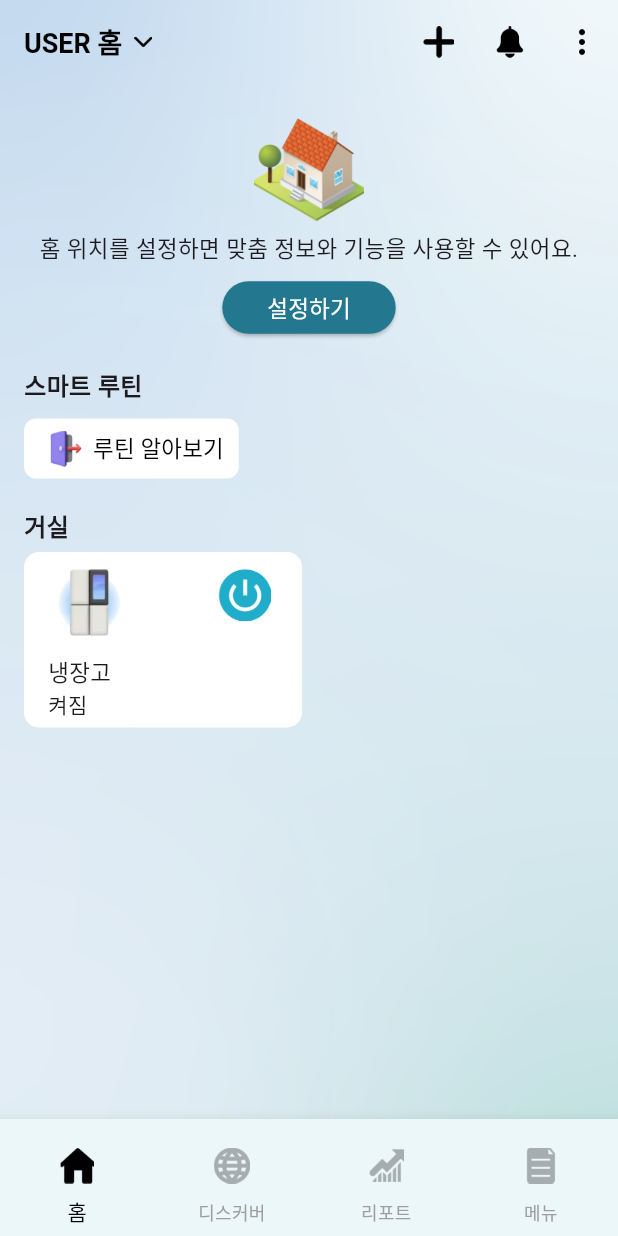
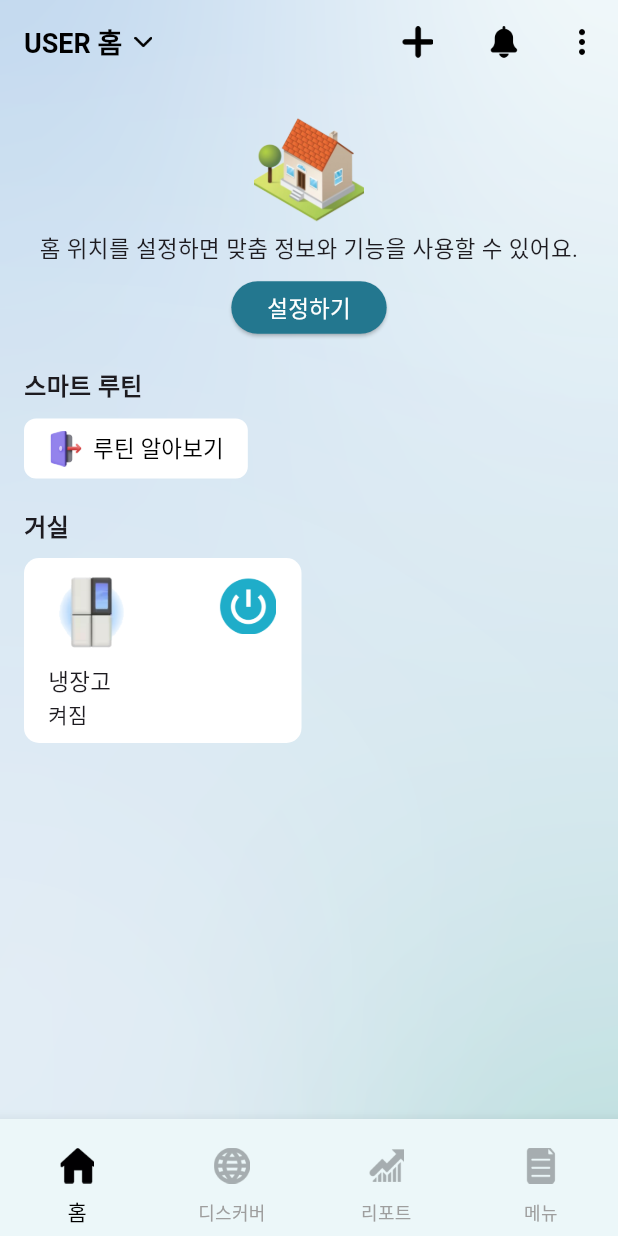
Before and after one commit to coin-cidence/LG_FoodOn, a Flutter app: the screen it shows after launch, on a phone screen of 412 x 824 dp. Run offline on Flutter 3.47's test engine with Material 3 defaults, Android fonts, the phone set to English and light mode, and no system bars; our stand-ins replace flutter_slidable; Roboto replaces fonts that are missing (LGText).

Commit message:
homepage completed

```diff
--- a/lib/thinqHomepage.dart
+++ b/lib/thinqHomepage.dart
@@ -1,6 +1,7 @@
 import 'package:flutter/material.dart';
 import 'deviceSelectionPage.dart';
 import 'widgets/my_custom_container.dart';
+import 'MessagePage.dart'; // 프로젝트 경로에 맞게 수정
 
 class HomeScreen extends StatefulWidget {
   @override
@@ -311,14 +312,24 @@ class _HomeScreenState extends State<HomeScreen> {
             ),
             onPressed: _showBottomSheet,
           ),
+          SizedBox(width: 10),
           IconButton(
             icon: Image.asset(
               'images/image_home/bell.png',
               width: 21,
               height: 21,
             ),
-            onPressed: () {},
+            onPressed: () {
+              // MessagePage로 이동
+              Navigator.push(
+                context,
+                MaterialPageRoute(
+                  builder: (context) => MessagePage(), // MessagePage 호출
                 ),
+              );
+            },
+          ),
+          SizedBox(width: 4),
           IconButton(
             icon: Image.asset(
               'images/image_home/dots.png',
@@ -377,7 +388,7 @@ class _HomeScreenState extends State<HomeScreen> {
                       style: ElevatedButton.styleFrom(
                         backgroundColor: Color(0xFF23778F),
                         foregroundColor: Colors.white,
-                        padding: EdgeInsets.symmetric(horizontal: 30, vertical: 0),
+                        padding: EdgeInsets.symmetric(horizontal: 24, vertical: 0),
                         minimumSize: Size(80, 35),
                         shape: RoundedRectangleBorder(
                           borderRadius: BorderRadius.circular(20),
@@ -412,12 +423,15 @@ class _HomeScreenState extends State<HomeScreen> {
                                     height: 24,
                                   ),
                                 ),
-                                Text(
+                                Padding(
+                                  padding: EdgeInsets.only(right: 6.0), // 오른쪽 여백 추가
+                                  child: Text(
                                     '루틴 알아보기',
                                     style: TextStyle(
                                       fontSize: 15,
                                       fontFamily: 'LGText',
                                       fontWeight: FontWeight.w400,
+                                    ),
                                   ),
                                 ),
                               ],
@@ -441,155 +455,58 @@ class _HomeScreenState extends State<HomeScreen> {
                               fontWeight: FontWeight.bold,
                             ),
                           ),
-                          SizedBox(height: 6),
-                          // 거실에 냉장고 및 추가된 디바이스 표시
-                          Row(
-                            mainAxisAlignment: MainAxisAlignment.spaceBetween, // 간격 균등하게 조정
-                            children: [
-                              // 냉장고 UI
-                              Flexible(
-                                child: Container(
-                                  width: MediaQuery.of(context).size.width * 0.45,
-                                  padding: EdgeInsets.symmetric(vertical: 6, horizontal: 16),
-                                  decoration: BoxDecoration(
-                                    color: Colors.white,
-                                    borderRadius: BorderRadius.circular(10),
+                          SizedBox(height: 10),
+                          GridView.builder(
+                            padding: EdgeInsets.zero, // GridView의 기본 패딩 제거
+                            shrinkWrap: true,
+                            physics: NeverScrollableScrollPhysics(),
+                            gridDelegate: SliverGridDelegateWithFixedCrossAxisCount(
+                              crossAxisCount: 2,
+                              mainAxisSpacing: 8,
+                              crossAxisSpacing: 10,
+                              childAspectRatio: 1.5,
                             ),
-                                  child: Stack(
-                                    children: [
-                                      Column(
-                                        mainAxisAlignment: MainAxisAlignment.center,
-                                        crossAxisAlignment: CrossAxisAlignment.start,
-                                        children: [
-                                          Image.asset(
+                            itemCount: devices.length + 1,
+                            itemBuilder: (context, index) {
+                              if (index == 0) {
+                                return _buildDeviceCard(
+                                  "냉장고",
                                   'images/product_image/냉장고.png',
-                                            width: 55,
-                                            height: 55,
-                                          ),
-                                          SizedBox(height: 8),
-                                          Text(
-                                            '냉장고',
-                                            style: TextStyle(
-                                              fontSize: 15,
-                                              fontFamily: 'LGText',
-                                              fontWeight: FontWeight.w400,
-                                            ),
-                                          ),
-                                          SizedBox(height: 1),
-                                          Text(
-                                            isPowerOn ? '켜짐' : '꺼짐',
-                                            style: TextStyle(
-                                              fontSize: 14,
-                                              fontFamily: 'LGText',
-                                              fontWeight: FontWeight.w400,
-                                            ),
-                                            textAlign: TextAlign.left, // 텍스트 정렬 추가 (왼쪽 정렬)
-                                          ),
-                                        ],
-                                      ),
-                                      Positioned(
-                                        top: 5,
-                                        right: 5,
-                                        child: GestureDetector(
-                                          onTap: () {
+                                  isPowerOn,
+                                      () {
                                     setState(() {
                                       isPowerOn = !isPowerOn;
                                     });
                                   },
-                                          child: Image.asset(
-                                            isPowerOn
-                                                ? 'images/image_home/power_on.png'
-                                                : 'images/image_home/power_off.png',
-                                            width: 35,
-                                            height: 35,
-                                          ),
-                                        ),
-                                      ),
-                                    ],
-                                  ),
-                                ),
-                              ),
-                              // 추가된 디바이스 UI
-                              ...devices.map((device) {
-                                return Flexible(
-                                  child: GestureDetector(
-                                    onTap: () {
-                                      // my_custom_container.dart 호출 현지 수정
+                                      () {
+                                    // 냉장고 클릭 시 동작
+                                  },
+                                );
+                              } else {
+                                final device = devices[index - 1];
+                                return _buildDeviceCard(
+                                  device["name"],
+                                  device["image"],
+                                  device["isPowerOn"] ?? true,
+                                      () {
+                                    setState(() {
+                                      device["isPowerOn"] = !(device["isPowerOn"] ?? true);
+                                    });
+                                  },
+                                      () {
+                                    if (device["name"] == "푸디온") {
                                       Navigator.push(
                                         context,
                                         MaterialPageRoute(
                                           builder: (context) => MyCustomContainer(),
                                         ),
                                       );
+                                    }
                                   },
-                                    child: Container(
-                                      width: MediaQuery.of(context).size.width * 0.45,
-                                      padding: EdgeInsets.symmetric(vertical: 6, horizontal: 16),
-                                      decoration: BoxDecoration(
-                                        color: Colors.white,
-                                        borderRadius: BorderRadius.circular(10),
+                                );
+                              }
+                            },
                           ),
-                                      child: Stack(
-                                        children: [
-                                          Column(
-                                            mainAxisAlignment: MainAxisAlignment.center,
-                                            crossAxisAlignment: CrossAxisAlignment.start,
-                                            children: [
-                                              Image.asset(
-                                                device["image"] ?? '',
-                                                width: 55,
-                                                height: 55,
-                                              ),
-                                              SizedBox(height: 8),
-                                              Text(
-                                                device["name"] ?? '',
-                                                style: TextStyle(
-                                                  fontSize: 15,
-                                                  fontFamily: 'LGText',
-                                                  fontWeight: FontWeight.w400,
-                                                ),
-                                                textAlign: TextAlign.left, // 텍스트 정렬 추가 (왼쪽 정렬)
-                                              ),
-                                              SizedBox(height: 1),
-                                              Text(
-                                                (device["isPowerOn"] ?? true) ? '켜짐' : '꺼짐',
-                                                style: TextStyle(
-                                                  fontSize: 14,
-                                                  fontFamily: 'LGText',
-                                                  fontWeight: FontWeight.w400,
-                                                ),
-                                                textAlign: TextAlign.left, // 텍스트 정렬 추가 (왼쪽 정렬)
-                                              ),
-                                            ],
-                                          ),
-                                          Positioned(
-                                            top: 5,
-                                            right: 5,
-                                            child: GestureDetector(
-                                              onTap: () {
-                                                setState(() {
-                                                  device["isPowerOn"] = !(device["isPowerOn"] ?? true); // 상태 변경
-                                                });
-                                              },
-                                              child: Image.asset(
-                                                (device["isPowerOn"] ?? true)
-                                                    ? 'images/image_home/power_on.png'
-                                                    : 'images/image_home/power_off.png', // 상태 기반 이미지
-                                                width: 35,
-                                                height: 35,
-                                              ),
-                                            ),
-                                          ),
-                                        ],
-                                      ),
-                                    ),
-                                  ),
-                                );
-                              }).toList(),
-
-                            ],
-                          ),
-
                         ],
                       ),
                     ),
@@ -660,4 +577,69 @@ class _HomeScreenState extends State<HomeScreen> {
       ),
     );
   }
+  Widget _buildDeviceCard(
+      String name,
+      String image,
+      bool isPowerOn,
+      VoidCallback onPowerToggle,
+      VoidCallback onTap,
+      ) {
+    return GestureDetector(
+      onTap: onTap, // 공통 클릭 동작 전달
+      child: Container(
+        decoration: BoxDecoration(
+          color: isPowerOn ? Colors.white : Colors.white.withOpacity(0.5), // 투명도 조정
+          borderRadius: BorderRadius.circular(10),
+        ),
+        padding: EdgeInsets.fromLTRB(16, 6, 12, 8), // 좌, 상, 우, 하
+        child: Stack(
+          children: [
+            Column(
+              mainAxisAlignment: MainAxisAlignment.spaceEvenly,
+              crossAxisAlignment: CrossAxisAlignment.start,
+              children: [
+                Image.asset(
+                  image,
+                  width: 58,
+                  height: 58,
+                ),
+                SizedBox(height: 4),
+                Text(
+                  name,
+                  style: TextStyle(
+                    fontSize: 15,
+                    fontFamily: 'LGText',
+                    fontWeight: FontWeight.w400,
+                  ),
+                ),
+                SizedBox(height: 0),
+                Text(
+                  isPowerOn ? '켜짐' : '꺼짐',
+                  style: TextStyle(
+                    fontSize: 14,
+                    fontFamily: 'LGText',
+                    fontWeight: FontWeight.w400,
+                  ),
+                ),
+              ],
+            ),
+            Positioned(
+              top: 7,
+              right: 5,
+              child: GestureDetector(
+                onTap: onPowerToggle,
+                child: Image.asset(
+                  isPowerOn
+                      ? 'images/image_home/power_on.png'
+                      : 'images/image_home/power_off.png',
+                  width: 38,
+                  height: 38,
+                ),
+              ),
+            ),
+          ],
+        ),
+      ),
+    );
   }
+}
```
Lines whose indentation alone changed are shown as unchanged.
